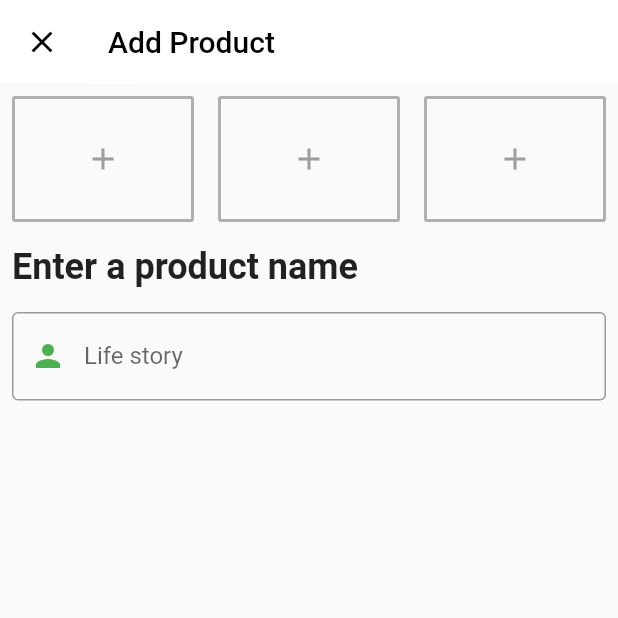
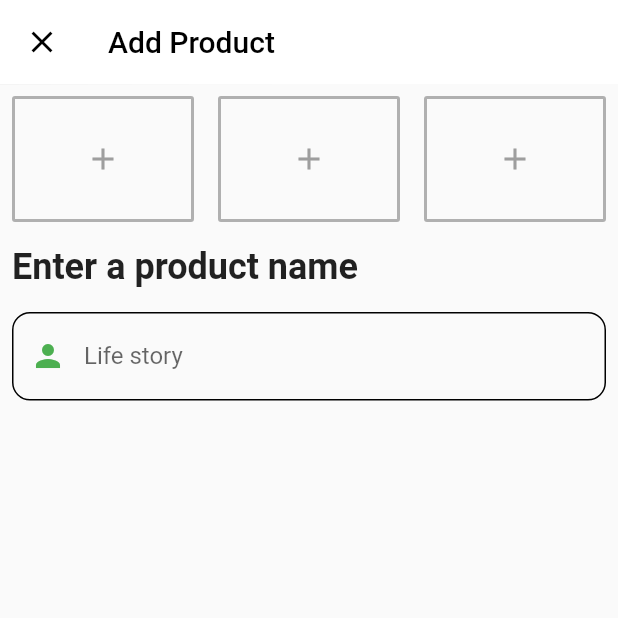
Before and after one commit to brakenseddik/shoppy_admin, a Flutter app: the AddProduct screen opened directly, on a phone screen of 412 x 824 dp, the top half of it. Run offline on Flutter 3.47's test engine with Material 2 defaults, Android fonts, the phone set to English and light mode, and no system bars; our stand-ins replace cloud_firestore, fluttertoast, image_picker; accounts and stored records are empty.

Commit message:
add products to firebase & new changes

```diff
--- a/lib/screens/add_product.dart
+++ b/lib/screens/add_product.dart
@@ -138,6 +138,9 @@ class _AddProductState extends State<AddProduct> {
                   prefixText: '',
                   focusColor: Colors.yellowAccent,
                   suffixText: 'FR',
+                  enabledBorder: OutlineInputBorder(
+                    borderRadius: BorderRadius.circular(12.0),
+                  ),
                   suffixStyle: const TextStyle(color: Colors.green),
                   border: OutlineInputBorder(
                       borderSide: new BorderSide(color: grey)),
```
